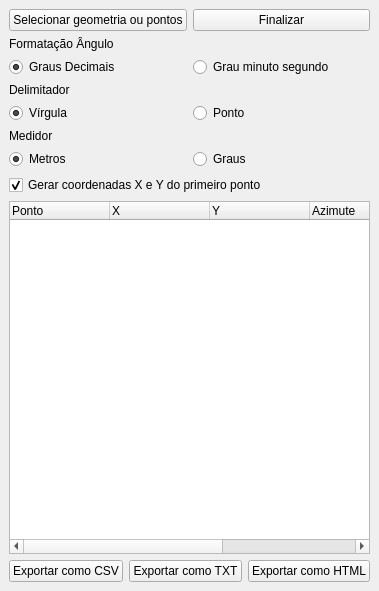
Above: EBGeo/AzimuthGenerator/azimuthGenerator_dockwidget_base.ui from dsgoficial/EBGeo_Desktop before the change. Below: the same form after it.
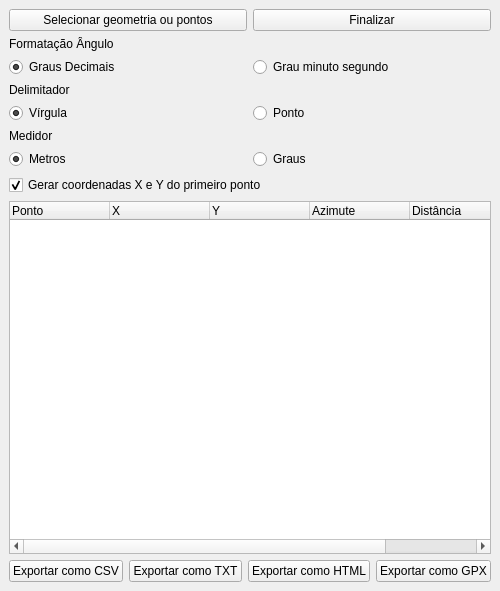
That is the form after the change.

Patch:
```diff
--- a/EBGeo/AzimuthGenerator/azimuthGenerator_dockwidget_base.ui
+++ b/EBGeo/AzimuthGenerator/azimuthGenerator_dockwidget_base.ui
@@ -6,7 +6,7 @@
    <rect>
     <x>0</x>
     <y>0</y>
-    <width>360</width>
+    <width>444</width>
     <height>591</height>
    </rect>
   </property>
@@ -18,7 +18,7 @@
   </property>
   <property name="minimumSize">
    <size>
-    <width>302</width>
+    <width>444</width>
     <height>332</height>
    </size>
   </property>
@@ -256,6 +256,13 @@
         </attribute>
        </widget>
       </item>
+      <item>
+       <widget class="QPushButton" name="gpxButton">
+        <property name="text">
+         <string>Exportar como GPX</string>
+        </property>
+       </widget>
+      </item>
      </layout>
     </item>
    </layout>
```
Left out of the diff: 2 changed lines with no effect on the pictures. Lines whose indentation alone changed are shown as unchanged.
